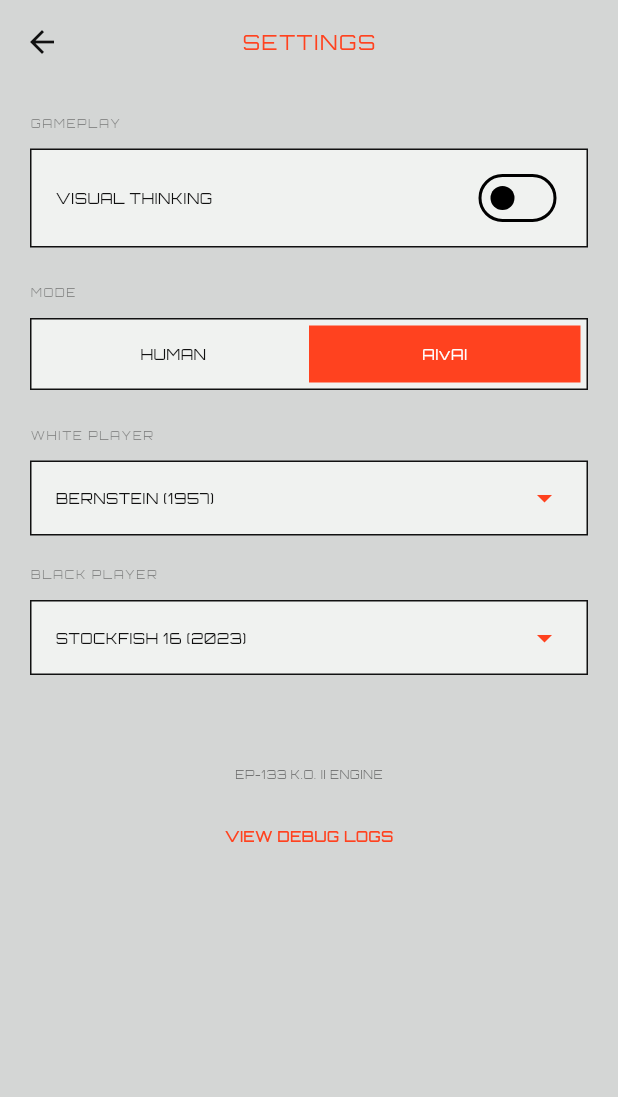
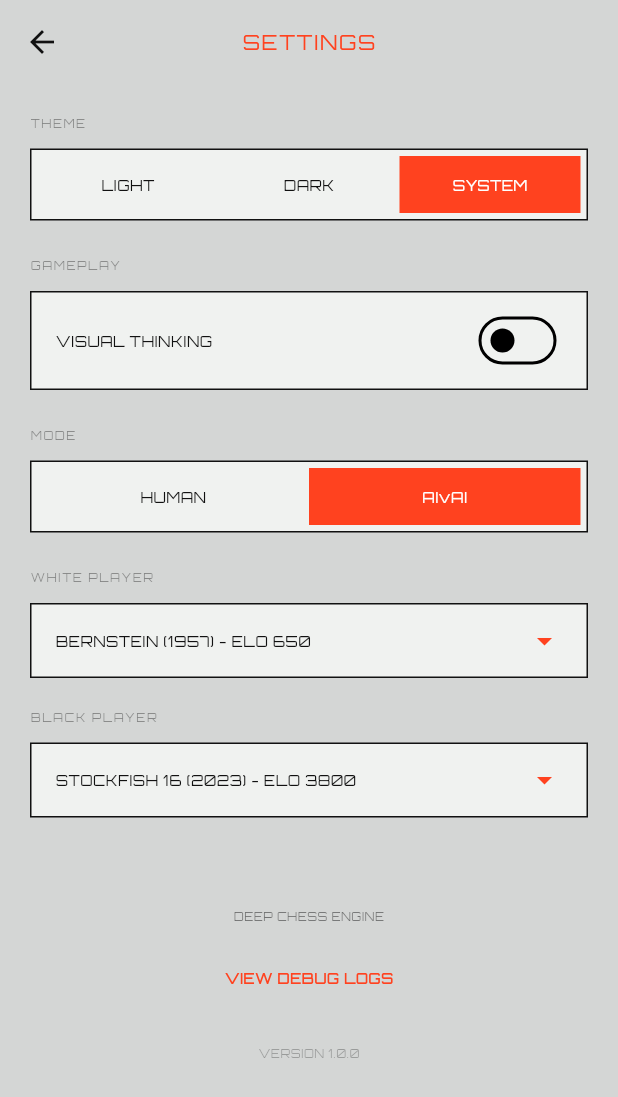
Before and after one commit to unkle777/grandmaster-chess, a Flutter app: the SettingsScreen screen opened directly, after a tap on "AIvAI", on a phone screen of 412 x 824 dp. Shown: the top 1097 px of the screen. Run offline on Flutter 3.47's test engine with Material 3 defaults, Android fonts, the phone set to English and light mode, and no system bars; our stand-ins replace flutter_riverpod, flutter_svg, google_fonts; missing offline and left inert: chess, dart:ffi, flutter_chess_board; statements that could not run were skipped.

Commit message:
feat: iPad support, UI polish, and bug fixes

```diff
--- a/lib/engine/mock_stockfish.dart
+++ b/lib/engine/mock_stockfish.dart
@@ -1,5 +1,5 @@
 import 'dart:async';
-import 'package:flutter/foundation.dart';
+
 
 // This is a mock engine for Web support to allow UI testing.
 // In a real production scenario, we would use a WASM-based Stockfish for web.
--- a/lib/main.dart
+++ b/lib/main.dart
@@ -1,5 +1,6 @@
 import 'package:flutter/material.dart';
 import 'package:flutter_riverpod/flutter_riverpod.dart';
+import 'providers/game_provider.dart';
 import 'ui/game_screen.dart';
 import 'theme.dart';
 
@@ -7,17 +8,19 @@ void main() {
   runApp(const ProviderScope(child: MyApp()));
 }
 
-class MyApp extends StatelessWidget {
+class MyApp extends ConsumerWidget {
   const MyApp({super.key});
 
   @override
-  Widget build(BuildContext context) {
+  Widget build(BuildContext context, WidgetRef ref) {
+    final themeMode = ref.watch(gameProvider.select((s) => s.themeMode));
+
     return MaterialApp(
       title: 'Deep Chess',
       debugShowCheckedModeBanner: false,
       theme: ChessTheme.lightTheme,
       darkTheme: ChessTheme.darkTheme,
-      themeMode: ThemeMode.system,
+      themeMode: themeMode,
       home: const GameScreen(),
     );
   }
--- a/lib/models/chess_persona.dart
+++ b/lib/models/chess_persona.dart
@@ -12,6 +12,7 @@ class ChessPersona {
   final String style;
   final int skillLevel; // 0-20 (Stockfish Skill Level)
   final int? depthLimit; // Optional depth limit for older engines
+  final int elo;
 
   const ChessPersona({
     required this.name,
@@ -20,6 +21,7 @@ class ChessPersona {
     required this.bio,
     required this.style,
     required this.skillLevel,
+    required this.elo,
     this.depthLimit,
   });
 
@@ -39,6 +41,7 @@ class ChessPersona {
       style: 'Very passive. Makes logical but weak moves.',
       skillLevel: 0,
       depthLimit: 2,
+      elo: 650,
     ),
     ChessPersona(
       name: 'Mephisto',
@@ -48,6 +51,7 @@ class ChessPersona {
       style: 'Solid, tactical, and annoying to beat for casual players.',
       skillLevel: 7,
       depthLimit: 8,
+      elo: 1600,
     ),
     ChessPersona(
       name: 'Deep Blue',
@@ -56,6 +60,7 @@ class ChessPersona {
       bio: "In 1997, I defeated Gary Kasparov. I am the monolith of brute force. I play concrete, precise chess.",
       style: 'Classical, materialistic, and extremely precise.',
       skillLevel: 16,
+      elo: 2850,
     ),
     ChessPersona(
       name: 'AlphaZero',
@@ -64,6 +69,7 @@ class ChessPersona {
       bio: "I learned chess by playing myself for 4 hours. I sacrifice pieces for reasons you won't understand until it's too late.",
       style: 'Intuitive, artistic, and terrifying. Prefers mobility over material.',
       skillLevel: 20,
+      elo: 3600,
     ),
     ChessPersona(
       name: 'Stockfish 16',
@@ -72,6 +78,7 @@ class ChessPersona {
       bio: "I am the open-source king. I combine brute force with neural networks. I see 40 moves ahead. Resistance is futile.",
       style: 'Flawless. The perfect chess player.',
       skillLevel: 20,
+      elo: 3800,
     ),
   ];
 }
--- a/lib/theme.dart
+++ b/lib/theme.dart
@@ -2,7 +2,7 @@ import 'package:flutter/material.dart';
 import 'package:google_fonts/google_fonts.dart';
 
 class ChessTheme {
-  // EP-133 K.O. II Physical Palette
+  // Vintage Sampler Physical Palette
   static const Color vintageCase = Color(0xFFD4D6D5); // Warm retro grey
   static const Color darkSensor = Color(0xFF2B2B2D);  // Dark display surround
   static const Color padWhite = Color(0xFFF0F2F0);    // Light pad color
@@ -49,7 +49,7 @@ class ChessTheme {
       primaryColor: trafficOrange,
       scaffoldBackgroundColor: darkSensor,
       cardColor: lcdBlack,
-      dividerColor: vintageCase.withOpacity(0.3),
+      dividerColor: vintageCase.withValues(alpha: 0.3),
       textTheme: GoogleFonts.orbitronTextTheme(base.textTheme).copyWith(
         displayLarge: GoogleFonts.orbitron(color: padWhite, fontWeight: FontWeight.bold),
         displayMedium: GoogleFonts.orbitron(color: padWhite, fontWeight: FontWeight.bold),
@@ -77,7 +77,7 @@ class ChessTheme {
     return BoxDecoration(
       color: Theme.of(context).cardColor,
       border: Border.all(
-        color: isDark ? vintageCase.withOpacity(0.3) : lcdBlack,
+        color: isDark ? vintageCase.withValues(alpha: 0.3) : lcdBlack,
         width: 1,
       ),
     );
--- a/lib/ui/custom_board.dart
+++ b/lib/ui/custom_board.dart
@@ -71,8 +71,9 @@ class CustomBoard extends StatelessWidget {
               height: squareSize,
               color: bgColor,
               child: DragTarget<String>(
-                onWillAccept: (data) => !isLocked,
-                onAccept: (sourceSquare) {
+                onWillAcceptWithDetails: (details) => !isLocked,
+                onAcceptWithDetails: (details) {
+                  final sourceSquare = details.data;
                   if (sourceSquare != squareName) {
                     onMove(sourceSquare, squareName);
                   }
@@ -85,7 +86,7 @@ class CustomBoard extends StatelessWidget {
                      return Stack(
                        children: [
                          if (content != null) content,
-                         Container(color: ChessTheme.trafficOrange.withOpacity(0.5)),
+                         Container(color: ChessTheme.trafficOrange.withValues(alpha: 0.5)),
                        ],
                      );
                   }
--- a/lib/ui/debug_log_screen.dart
+++ b/lib/ui/debug_log_screen.dart
@@ -1,5 +1,5 @@
 import 'package:flutter/material.dart';
-import 'package:flutter/services.dart';
+
 import '../services/debug_logger.dart';
 import '../theme.dart';
 
--- a/lib/ui/game_screen.dart
+++ b/lib/ui/game_screen.dart
@@ -3,6 +3,7 @@ import 'package:flutter/material.dart';
 import 'package:flutter_riverpod/flutter_riverpod.dart';
 
 import 'package:google_fonts/google_fonts.dart';
+import '../models/chess_persona.dart';
 import '../providers/game_provider.dart';
 import '../theme.dart';
 import 'board_overlay.dart';
@@ -24,14 +25,12 @@ class GameScreen extends ConsumerWidget {
           children: [
             _buildHeader(context, gameState),
             Expanded(
-              child: Center(
               child: SingleChildScrollView(
                 child: Column(
                   mainAxisSize: MainAxisSize.min,
                   children: [
                     _buildBoard(context, gameState, gameNotifier),
                   ],
-                  ),
                 ),
               ),
             ),
@@ -69,9 +68,9 @@ class GameScreen extends ConsumerWidget {
             ],
           ),
           Text(
-            "HUMAN VS MACHINE",
+            state.gameMode == GameMode.aiVsAi ? "MACHINE VS MACHINE" : "HUMAN VS MACHINE",
             style: Theme.of(context).textTheme.bodyMedium?.copyWith(
-              color: Theme.of(context).dividerColor.withOpacity(0.6),
+              color: Theme.of(context).dividerColor.withValues(alpha: 0.6),
               letterSpacing: 2,
             ),
           ),
@@ -113,18 +112,18 @@ class GameScreen extends ConsumerWidget {
             Expanded(child: Column(
               crossAxisAlignment: CrossAxisAlignment.start,
               children: [
-                _buildPersonaHeader(context, "WHITE", state.whitePersona.name, isWhiteTurn),
+                _buildPersonaHeader(context, "WHITE", state.whitePersona, isWhiteTurn),
                 const SizedBox(height: 8),
                 _buildMetricValue(context, "POSITIONS ASSESSED", isWhiteTurn ? currentNodes : whiteLastNodes, isWhiteTurn),
               ],
             )),
             // Vertical Divider
-            Container(width: 1, height: 40, color: Theme.of(context).dividerColor.withOpacity(0.2), margin: const EdgeInsets.symmetric(horizontal: 8)),
+            Container(width: 1, height: 40, color: Theme.of(context).dividerColor.withValues(alpha: 0.2), margin: const EdgeInsets.symmetric(horizontal: 8)),
             // Black Column
             Expanded(child: Column(
               crossAxisAlignment: CrossAxisAlignment.start,
               children: [
-                _buildPersonaHeader(context, "BLACK", state.blackPersona.name, !isWhiteTurn),
+                _buildPersonaHeader(context, "BLACK", state.blackPersona, !isWhiteTurn),
                 const SizedBox(height: 8),
                 _buildMetricValue(context, "POSITIONS ASSESSED", !isWhiteTurn ? currentNodes : blackLastNodes, !isWhiteTurn),
               ],
@@ -133,12 +132,28 @@ class GameScreen extends ConsumerWidget {
         ),
         const Divider(height: 16, thickness: 1),
         Row(
+           crossAxisAlignment: CrossAxisAlignment.start,
            children: [
-            Expanded(child: _buildMetricBox(context, 'WHITE TOTAL', _formatNumber(state.whiteTotalNodes))),
-            const SizedBox(width: 8),
-            Expanded(child: _buildMetricBox(context, 'BLACK TOTAL', _formatNumber(state.blackTotalNodes))),
+             Expanded(child: _buildMetricBox(context, 'WHITE TOTAL', _formatNumber(state.whiteTotalNodes), color: ChessTheme.trafficOrange)),
+              // Spacer to match the vertical divider spacing above if needed, but Expanded is key
+             Container(width: 1, margin: const EdgeInsets.symmetric(horizontal: 8)),
+             Expanded(child: _buildMetricBox(context, 'BLACK TOTAL', _formatNumber(state.blackTotalNodes), color: Theme.of(context).textTheme.bodyLarge?.color)),
            ],
         ),
+      ],
+    );
+  }
+
+  Widget _buildMetricValue(BuildContext context, String label, String value, bool highlight) {
+    return Column(
+      crossAxisAlignment: CrossAxisAlignment.start,
+      children: [
+        Text(label, style: Theme.of(context).textTheme.bodyMedium?.copyWith(fontSize: 7, color: Theme.of(context).dividerColor.withValues(alpha: 0.5))),
+        Text(value, style: GoogleFonts.orbitron(
+           color: highlight ? ChessTheme.trafficOrange : Theme.of(context).dividerColor,
+           fontSize: 12,
+           fontWeight: FontWeight.bold
+        )),
       ],
     );
   }
@@ -154,8 +169,10 @@ class GameScreen extends ConsumerWidget {
     final opponent = state.blackPersona;
 
     return Column(
+      crossAxisAlignment: CrossAxisAlignment.stretch,
       children: [
-        _buildMetricRow(context, "OPPONENT", "${opponent.name.toUpperCase()} (${opponent.year})", false),
+        _buildMetricRow(context, "OPPONENT", opponent.name.toUpperCase(), false),
+        _buildMetricRow(context, "OPPONENT ELO", "${opponent.elo}", false),
         _buildMetricRow(context, "POSITIONS ASSESSED", nodesFormatted, showLive),
         _buildMetricRow(context, "TOTAL POSITIONS ASSESSED", totalNodes, false),
         const Divider(height: 16, thickness: 1),
@@ -164,32 +181,20 @@ class GameScreen extends ConsumerWidget {
     );
   }
 
-  Widget _buildPersonaHeader(BuildContext context, String side, String name, bool isActive) {
+  Widget _buildPersonaHeader(BuildContext context, String side, ChessPersona persona, bool isActive) {
     return Column(
       crossAxisAlignment: CrossAxisAlignment.start,
       children: [
         Text(side, style: Theme.of(context).textTheme.bodyMedium?.copyWith(
           fontSize: 8,
-          color: isActive ? ChessTheme.trafficOrange : Theme.of(context).dividerColor.withOpacity(0.5)
+          color: isActive ? ChessTheme.trafficOrange : Theme.of(context).dividerColor.withValues(alpha: 0.5)
         )),
         const SizedBox(height: 2),
-        Text(name.toUpperCase(), style: Theme.of(context).textTheme.bodyLarge?.copyWith(
+        Text(
+          "${persona.name.toUpperCase()} (${persona.elo})",
+          style: Theme.of(context).textTheme.bodyLarge?.copyWith(
           fontSize: 10,
           color: isActive ? ChessTheme.trafficOrange : Theme.of(context).dividerColor
-        )),
-      ],
-    );
-  }
-
-  Widget _buildMetricValue(BuildContext context, String label, String value, bool highlight) {
-    return Column(
-      crossAxisAlignment: CrossAxisAlignment.start,
-      children: [
-        Text(label, style: Theme.of(context).textTheme.bodyMedium?.copyWith(fontSize: 7, color: Theme.of(context).dividerColor.withOpacity(0.5))),
-        Text(value, style: GoogleFonts.orbitron(
-           color: highlight ? ChessTheme.trafficOrange : Theme.of(context).dividerColor,
-           fontSize: 12,
-           fontWeight: FontWeight.bold
         )),
       ],
     );
@@ -201,7 +206,7 @@ class GameScreen extends ConsumerWidget {
       child: Row(
         mainAxisAlignment: MainAxisAlignment.spaceBetween,
         children: [
-          Text(label, style: Theme.of(context).textTheme.bodyMedium?.copyWith(fontSize: 8)),
+          Text(label, style: Theme.of(context).textTheme.bodyMedium?.copyWith(fontSize: 10)),
           Text(
             value,
             style: GoogleFonts.orbitron(
@@ -215,9 +220,7 @@ class GameScreen extends ConsumerWidget {
     );
   }
 
-
-
-  Widget _buildMetricBox(BuildContext context, String label, String value) {
+  Widget _buildMetricBox(BuildContext context, String label, String value, {Color? color}) {
     return Column(
       crossAxisAlignment: CrossAxisAlignment.start,
       children: [
@@ -226,7 +229,7 @@ class GameScreen extends ConsumerWidget {
         Text(
           value,
           style: GoogleFonts.orbitron(
-            color: ChessTheme.trafficOrange,
+            color: color ?? ChessTheme.trafficOrange,
             fontSize: 11,
             fontWeight: FontWeight.bold,
           ),
@@ -240,7 +243,19 @@ class GameScreen extends ConsumerWidget {
 
     return LayoutBuilder(
       builder: (context, constraints) {
-        final availableSize = min(constraints.maxWidth, constraints.maxHeight - 120);
+        final screenHeight = MediaQuery.of(context).size.height;
+        final shortestSide = MediaQuery.of(context).size.shortestSide;
+        final isTablet = shortestSide >= 600;
+
+        double availableSize;
+        if (isTablet) {
+           final safeVerticalSpace = screenHeight - 550;
+           availableSize = min(constraints.maxWidth, max(300.0, safeVerticalSpace));
+        } else {
+           // Standard phone sizing
+           availableSize = min(constraints.maxWidth, constraints.maxHeight - 10);
+        }
+
         return Container(
           width: availableSize,
           height: availableSize,
@@ -267,6 +282,29 @@ class GameScreen extends ConsumerWidget {
                     isWhiteBottom: isWhiteBottom,
                   ),
                 ),
+              if (state.gameMode == GameMode.aiVsAi && state.isAiPaused && !state.isGameOver)
+                 Positioned.fill(
+                   child: Container(
+                     color: Colors.black54,
+                     child: Center(
+                       child: TextButton(
+                         onPressed: () => notifier.startAiGame(),
+                         style: TextButton.styleFrom(
+                           backgroundColor: ChessTheme.trafficOrange,
+                           padding: const EdgeInsets.symmetric(horizontal: 32, vertical: 16),
+                         ),
+                         child: Text(
+                           "START SYSTEM",
+                           style: GoogleFonts.orbitron(
+                             color: Colors.white,
+                             fontWeight: FontWeight.bold,
+                             letterSpacing: 2,
+                           ),
+                         ),
+                       ),
+                     ),
+                   ),
+                 ),
             ],
           ),
         );
@@ -283,7 +321,7 @@ class GameScreen extends ConsumerWidget {
         child: Row(
           mainAxisAlignment: MainAxisAlignment.spaceAround,
           children: [
-            _buildControlButton(context, Icons.undo, 'UNDO', () {}),
+            _buildControlButton(context, Icons.undo, 'UNDO', () => notifier.undo()),
             _buildControlButton(context, Icons.refresh, 'RESET', () => notifier.resetGame()),
             // Log button removed
           ],
@@ -314,6 +352,8 @@ class GameScreen extends ConsumerWidget {
       } else {
         statusText = "CHECKMATE - ${state.winner?.toUpperCase() ?? ''} WINS";
       }
+    } else if (state.isInCheck) {
+      statusText = "CHECK!";
     } else {
       statusText = state.isUserTurn ? "YOUR TURN" : "AI COMPUTING...";
     }
--- a/lib/ui/settings_screen.dart
+++ b/lib/ui/settings_screen.dart
@@ -35,6 +35,20 @@ class SettingsScreen extends ConsumerWidget {
       body: ListView(
         padding: const EdgeInsets.all(20),
         children: [
+          _buildSectionHeader(context, 'THEME'),
+          Container(
+            decoration: ChessTheme.koStyle(context),
+            padding: const EdgeInsets.all(4),
+            child: Row(
+              children: [
+                Expanded(child: _buildModeButton(context, 'LIGHT', gameState.themeMode == ThemeMode.light, () => gameNotifier.updateTheme(ThemeMode.light))),
+                Expanded(child: _buildModeButton(context, 'DARK', gameState.themeMode == ThemeMode.dark, () => gameNotifier.updateTheme(ThemeMode.dark))),
+                Expanded(child: _buildModeButton(context, 'SYSTEM', gameState.themeMode == ThemeMode.system, () => gameNotifier.updateTheme(ThemeMode.system))),
+              ],
+            ),
+          ),
+          const SizedBox(height: 24),
+
           _buildSectionHeader(context, 'GAMEPLAY'),
           _buildSwitchTile(
             context,
@@ -92,8 +106,8 @@ class SettingsScreen extends ConsumerWidget {
               child: Column(
                 children: [
                   Text(
-                    'EP-133 K.O. II ENGINE',
-                    style: Theme.of(context).textTheme.bodyMedium?.copyWith(fontSize: 8, color: Theme.of(context).dividerColor.withOpacity(0.5)),
+                    'DEEP CHESS ENGINE',
+                    style: Theme.of(context).textTheme.bodyMedium?.copyWith(fontSize: 8, color: Theme.of(context).dividerColor.withValues(alpha: 0.5)),
                   ),
                   const SizedBox(height: 12),
                   TextButton(
@@ -102,6 +116,11 @@ class SettingsScreen extends ConsumerWidget {
                       MaterialPageRoute(builder: (_) => const DebugLogScreen())
                     ),
                     child: Text('VIEW DEBUG LOGS', style: TextStyle(color: ChessTheme.trafficOrange, fontSize: 10)),
+                  ),
+                  const SizedBox(height: 20),
+                  Text(
+                    'VERSION 1.0.0',
+                    style: Theme.of(context).textTheme.bodyMedium?.copyWith(fontSize: 8, color: Theme.of(context).dividerColor.withValues(alpha: 0.3)),
                   ),
                 ],
               ),
@@ -157,7 +176,7 @@ class SettingsScreen extends ConsumerWidget {
             return DropdownMenuItem(
               value: persona,
               child: Text(
-                '${persona.name.toUpperCase()} (${persona.year})',
+                '${persona.name.toUpperCase()} (${persona.year}) - ELO ${persona.elo}',
                 style: Theme.of(context).textTheme.bodyMedium,
               ),
             );
@@ -176,7 +195,7 @@ class SettingsScreen extends ConsumerWidget {
       child: Text(
         title,
         style: Theme.of(context).textTheme.bodyMedium?.copyWith(
-          color: Theme.of(context).dividerColor.withOpacity(0.4),
+          color: Theme.of(context).dividerColor.withValues(alpha: 0.4),
           fontSize: 8,
           letterSpacing: 1,
         ),
@@ -195,8 +214,8 @@ class SettingsScreen extends ConsumerWidget {
           Switch(
             value: value,
             onChanged: onChanged,
-            activeColor: ChessTheme.trafficOrange,
-            activeTrackColor: Theme.of(context).dividerColor.withOpacity(0.1),
+            activeThumbColor: ChessTheme.trafficOrange,
+            activeTrackColor: Theme.of(context).dividerColor.withValues(alpha: 0.1),
           ),
         ],
       ),
@@ -210,9 +229,9 @@ class SettingsScreen extends ConsumerWidget {
         margin: const EdgeInsets.only(bottom: 12),
         padding: const EdgeInsets.all(16),
         decoration: BoxDecoration(
-          color: isSelected ? ChessTheme.trafficOrange.withOpacity(0.05) : Theme.of(context).cardColor,
+          color: isSelected ? ChessTheme.trafficOrange.withValues(alpha: 0.05) : Theme.of(context).cardColor,
           border: Border.all(
-            color: isSelected ? ChessTheme.trafficOrange : Theme.of(context).dividerColor.withOpacity(0.3),
+            color: isSelected ? ChessTheme.trafficOrange : Theme.of(context).dividerColor.withValues(alpha: 0.3),
             width: isSelected ? 2 : 1,
           ),
         ),
@@ -230,8 +249,8 @@ class SettingsScreen extends ConsumerWidget {
                   ),
                 ),
                 Text(
-                  persona.year,
-                  style: Theme.of(context).textTheme.bodyMedium?.copyWith(fontSize: 8, color: Theme.of(context).dividerColor.withOpacity(0.5)),
+                  '${persona.year} • ELO ${persona.elo}',
+                  style: Theme.of(context).textTheme.bodyMedium?.copyWith(fontSize: 8, color: Theme.of(context).dividerColor.withValues(alpha: 0.5)),
                 ),
               ],
             ),
@@ -243,7 +262,7 @@ class SettingsScreen extends ConsumerWidget {
             const SizedBox(height: 8),
             Text(
               persona.bio,
-              style: Theme.of(context).textTheme.bodyMedium?.copyWith(fontSize: 8, height: 1.5),
+              style: Theme.of(context).textTheme.bodyMedium?.copyWith(fontSize: 11, height: 1.5),
             ),
           ],
         ),
```
Also changed, not shown: lib/providers/game_provider.dart (+101 -16 lines), lib/services/audio_manager.dart (+1 -22 lines), 3 other files. Lines whose indentation alone changed are shown as unchanged.
